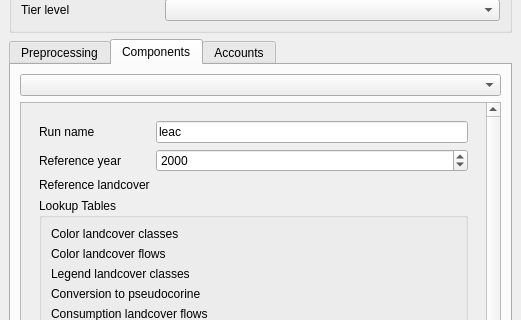
First picture: the form in enca_plugin/enca_plugin_dockwidget_base.ui, repository VITObelgium/sys4enca, before the edit; both pictures show x 0 to 521 and y 222 to 542 of the 521 by 1072 pixel window.
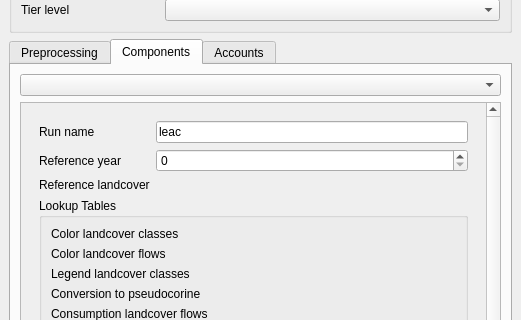
Second picture: the form after the edit. The open tabs and pages were chosen to show the change. Custom widgets are drawn as their Qt base class.

Commit message: initialize ref year at 0 instead of 2000

The edit to the form file:
```diff
--- a/enca_plugin/enca_plugin_dockwidget_base.ui
+++ b/enca_plugin/enca_plugin_dockwidget_base.ui
@@ -1156,7 +1156,7 @@
                    <number>9999</number>
                   </property>
                   <property name="value">
-                   <number>2000</number>
+                   <number>0</number>
                   </property>
                  </widget>
                 </item>
```
Left out of the diff: 2 changed lines with no effect on the pictures.
